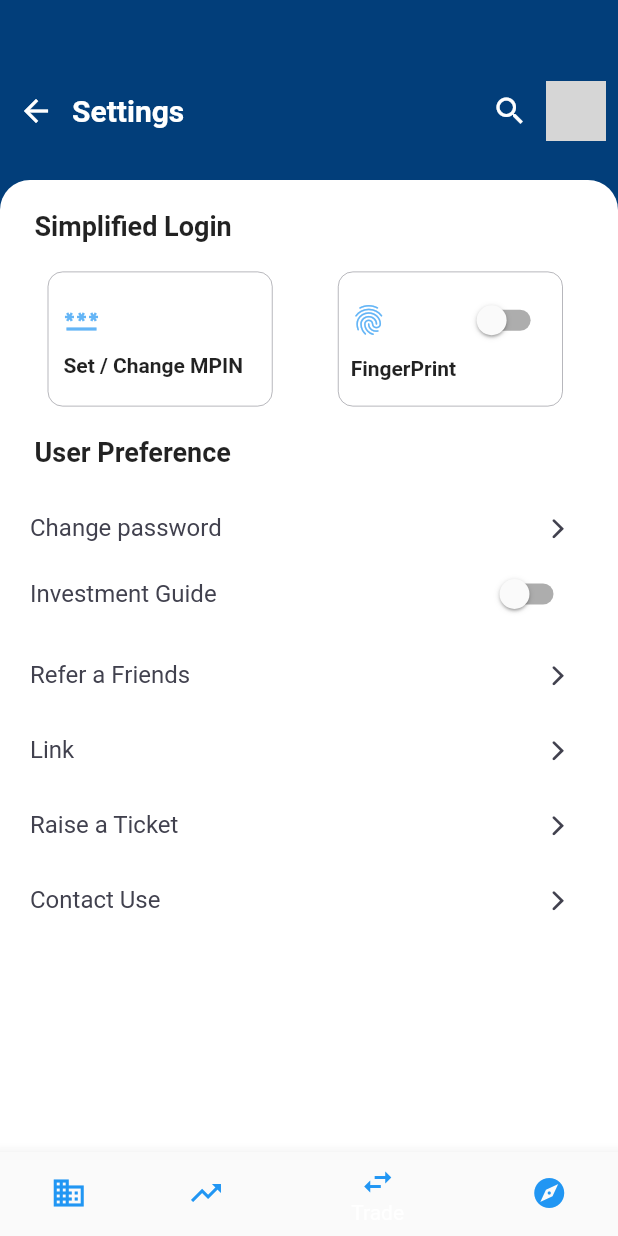
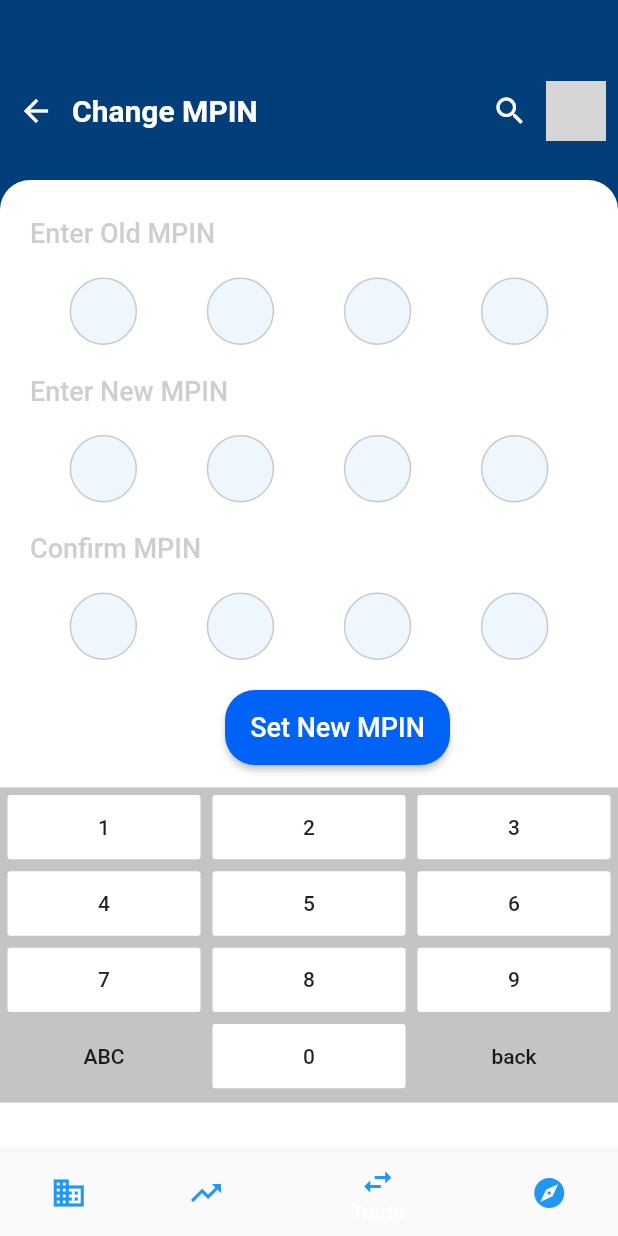
Before and after one commit to kambleaniket054/demo_git, a Flutter app: the screen it shows after launch, item 3 of the bottom bar chosen, on a phone screen of 412 x 824 dp. Run offline on Flutter 3.47's test engine with Material 2 defaults, Android fonts, the phone set to English and light mode, and no system bars; drawn by our look-alikes of badges; network calls fail; Roboto replaces fonts that are missing (Robot); grey boxes are pictures that could not be loaded.

Commit message:
forth upload

```diff
--- a/lib/main.dart
+++ b/lib/main.dart
@@ -1,4 +1,5 @@
 import 'package:demo_flutter_app/MyHomePage.dart';
+import 'package:demo_flutter_app/pinchange.dart';
 import 'package:demo_flutter_app/productdata.dart';
 import 'package:flutter/cupertino.dart';
 import 'package:flutter/material.dart';
@@ -41,9 +42,9 @@ class Navigation extends StatefulWidget {
 class NavigationState extends State<Navigation> {
 int selectIndex = 0;
   List items = [
-   MyHomePage(),
-  productdata(),
+    MyHomePage(),
     productdata(),
+    pinchange(),
     productdata(),
   ];
 
--- /dev/null
+++ b/lib/pinchange.dart
@@ -0,0 +1,542 @@
+
+
+import 'package:flutter/cupertino.dart';
+import 'package:flutter/material.dart';
+import 'package:flutter/painting.dart';
+import 'package:flutter/rendering.dart';
+import 'package:flutter/services.dart';
+import 'package:badges/badges.dart';
+
+
+
+class pinchange extends StatefulWidget {
+
+  @override
+  pinchangestate createState() => pinchangestate();
+}
+
+
+
+class pinchangestate extends State<pinchange> {
+
+
+  @override
+  Widget build(BuildContext context) {
+ int n=0;
+    return Scaffold(
+
+      body: Stack(
+        alignment: AlignmentDirectional.topStart,
+        fit:StackFit.expand,
+        clipBehavior: Clip.none,
+        children:<Widget> [
+          Container(
+            height: 150.0,
+            color: Color(0Xff023e7a),
+            child: Column(
+              mainAxisAlignment: MainAxisAlignment.start,
+              children: [
+                Padding(
+                  padding: const EdgeInsets.only(top: 50.0),
+                  child: Row(
+                    mainAxisAlignment: MainAxisAlignment.spaceBetween,
+                    children: [
+                      Row(
+                        children: [
+                          IconButton(onPressed:(){}, icon: Icon(Icons.arrow_back, color: Colors.white,size: 24,),),
+                          Text('Change MPIN', style: TextStyle(fontFamily: 'Robot', fontWeight: FontWeight.w700,color: Colors.white,fontSize: 20),),
+                        ],
+                      ),
+                      Padding(
+                        padding: const EdgeInsets.only(right: 8.0),
+                        child: Row(
+                          mainAxisAlignment: MainAxisAlignment.spaceAround,
+                          children: [
+                            IconButton(onPressed: (){}, icon: Icon(Icons.search, color: Colors.white,size: 24,),),
+                            Badge(
+                              padding: EdgeInsets.all(6.0),
+                              position: BadgePosition.topEnd(top: 1.5,end: 2),
+                              badgeColor: Colors.white,
+                              animationType: BadgeAnimationType.scale,
+                              elevation: 0.0,
+                              borderSide: BorderSide(
+                                color: Color(0Xff023e7a),
+                                width: 1.9,
+                              ),
+                              child: CircleAvatar(backgroundImage: NetworkImage("https://bjedrocha.com/images/posts/gmail-style-avatars/avatar.png",),
+                              ),
+                            ),
+
+                          ],
+                        ),
+                      ),
+                    ],
+                  ),
+                ),
+              ],
+            ),
+          ),
+          Positioned(
+            top: 120.0,
+            bottom: 0.0,
+            child:
+            Container(
+              padding: EdgeInsets.only(top: 20.0),
+              width: MediaQuery.of(context).size.width,
+              decoration: BoxDecoration(
+                color: Colors.white,
+                borderRadius: BorderRadius.only(topRight: Radius.circular(20.0),topLeft: Radius.circular(20.0),),
+              ),
+              child:SingleChildScrollView(
+                scrollDirection: Axis.vertical,
+                child: Column(
+                  crossAxisAlignment: CrossAxisAlignment.start,
+                  children: [
+                    SizedBox(
+                      height: 5.0,
+                    ),
+                    Container(
+                        height: 20.0,
+                       padding: EdgeInsets.only(right: 10.0,left: 20.0),
+                       //color: Colors.blue,
+                       width: MediaQuery.of(context).size.width,
+                        child:Text("Enter Old MPIN", style: TextStyle(
+                          fontFamily: 'Roboto',
+                          fontWeight: FontWeight.w500,
+                          fontSize: 18,
+                          color: Colors.grey.withOpacity(0.5),
+
+                        ),),
+                      ),
+                    SizedBox(
+                      height: 20.0,
+                    ),
+                    Container(
+                    child: Row(
+                      mainAxisAlignment: MainAxisAlignment.spaceEvenly,
+                      children: [
+                        Container(
+                          width:45.0,
+                          height: 45.0,
+                          decoration: BoxDecoration(
+                            shape: BoxShape.circle,
+                            color: Colors.blue.shade50.withOpacity(0.6),
+                            border: Border.all(
+                              color: Colors.grey.shade500.withOpacity(0.5),
+                            ),
+                          ),
+                         // padding: EdgeInsets.all(10.0),
+                          child: Align(
+                            alignment: Alignment.center,
+                            child: TextField(
+                              readOnly: true,
+                              showCursor: true,
+                              keyboardType: TextInputType.number,
+                             maxLength: 1,
+                              decoration: InputDecoration(
+                                counterText: "",
+                              border: InputBorder.none
+                              ),
+                              textAlign: TextAlign.center,
+                              textInputAction: TextInputAction.next,
+                              ),
+                            ),
+                          ),
+                        Container(
+                          width:45.0,
+                          height: 45.0,
+                          decoration: BoxDecoration(
+                            shape: BoxShape.circle,
+                            color: Colors.blue.shade50.withOpacity(0.6),
+                            border: Border.all(
+                              color: Colors.grey.shade500.withOpacity(0.5),
+                            ),
+                          ),
+                          // padding: EdgeInsets.all(10.0),
+                          child: Align(
+                            alignment: Alignment.center,
+                            child: TextField(
+                              readOnly: true,
+                              showCursor: true,
+                              keyboardType: TextInputType.number,
+                              maxLength: 1,
+                              decoration: InputDecoration(
+                                  counterText: "",
+                                  border: InputBorder.none
+                              ),
+                              textAlign: TextAlign.center,
+                              textInputAction: TextInputAction.next,
+                            ),
+                          ),
+                        ),
+                        Container(
+                          width:45.0,
+                          height: 45.0,
+                          decoration: BoxDecoration(
+                            shape: BoxShape.circle,
+                            color: Colors.blue.shade50.withOpacity(0.6),
+                            border: Border.all(
+                              color: Colors.grey.shade500.withOpacity(0.5),
+                            ),
+                          ),
+                          // padding: EdgeInsets.all(10.0),
+                          child: Align(
+                            alignment: Alignment.center,
+                            child: TextField(
+                              keyboardType: TextInputType.number,
+                              maxLength: 1,
+                              decoration: InputDecoration(
+                                  counterText: "",
+                                  border: InputBorder.none
+                              ),
+                              textAlign: TextAlign.center,
+                              textInputAction: TextInputAction.next,
+                            ),
+                          ),
+                        ),
+                        Container(
+                          width:45.0,
+                          height: 45.0,
+                          decoration: BoxDecoration(
+                            shape: BoxShape.circle,
+                            color: Colors.blue.shade50.withOpacity(0.6),
+                            border: Border.all(
+                              color: Colors.grey.shade500.withOpacity(0.5),
+                            ),
+                          ),
+                          // padding: EdgeInsets.all(10.0),
+                          child: Align(
+                            alignment: Alignment.center,
+                            child: TextField(
+                              keyboardType: TextInputType.number,
+                              maxLength: 1,
+                              decoration: InputDecoration(
+                                  counterText: "",
+                                  border: InputBorder.none
+                              ),
+                              textAlign: TextAlign.center,
+                              textInputAction: TextInputAction.next,
+                            ),
+                          ),
+                        ),
+
+                      ],
+                    ),
+                  ),
+                    SizedBox(
+                      height: 20.0,
+                    ),
+                    Container(
+                      height: 20.0,
+                      //color: Colors.blue,
+                      padding: EdgeInsets.only(right: 10.0,left: 20.0),
+                      width: MediaQuery.of(context).size.width,
+                      child:Text("Enter New MPIN", style: TextStyle(
+                        fontFamily: 'Roboto',
+                        fontWeight: FontWeight.w500,
+                        fontSize: 18,
+                        color: Colors.grey.withOpacity(0.5),
+
+                      ),),
+                    ),
+                    SizedBox(
+                      height: 20.0,
+                    ),
+                    Container(
+                      child: Row(
+                        mainAxisAlignment: MainAxisAlignment.spaceEvenly,
+                        children: [
+                          Container(
+                            width:45.0,
+                            height: 45.0,
+                            decoration: BoxDecoration(
+                              shape: BoxShape.circle,
+                              color: Colors.blue.shade50.withOpacity(0.6),
+                              border: Border.all(
+                                color: Colors.grey.shade500.withOpacity(0.5),
+                              ),
+                            ),
+                            // padding: EdgeInsets.all(10.0),
+                            child: Align(
+                              alignment: Alignment.center,
+                              child: TextField(
+                                keyboardType: TextInputType.number,
+                                maxLength: 1,
+                                decoration: InputDecoration(
+                                    counterText: "",
+                                    border: InputBorder.none
+                                ),
+                                textAlign: TextAlign.center,
+                                textInputAction: TextInputAction.next,
+                              ),
+                            ),
+                          ),
+                          Container(
+                            width:45.0,
+                            height: 45.0,
+                            decoration: BoxDecoration(
+                              shape: BoxShape.circle,
+                              color: Colors.blue.shade50.withOpacity(0.6),
+                              border: Border.all(
+                                color: Colors.grey.shade500.withOpacity(0.5),
+                              ),
+                            ),
+                            // padding: EdgeInsets.all(10.0),
+                            child: Align(
+                              alignment: Alignment.center,
+                              child: TextField(
+                                keyboardType: TextInputType.number,
+                                maxLength: 1,
+                                decoration: InputDecoration(
+                                    counterText: "",
+                                    border: InputBorder.none
+                                ),
+                                textAlign: TextAlign.center,
+                                textInputAction: TextInputAction.next,
+                              ),
+                            ),
+                          ),
+                          Container(
+                            width:45.0,
+                            height: 45.0,
+                            decoration: BoxDecoration(
+                              shape: BoxShape.circle,
+                              color: Colors.blue.shade50.withOpacity(0.6),
+                              border: Border.all(
+                                color: Colors.grey.shade500.withOpacity(0.5),
+                              ),
+                            ),
+                            // padding: EdgeInsets.all(10.0),
+                            child: Align(
+                              alignment: Alignment.center,
+                              child: TextField(
+                                keyboardType: TextInputType.number,
+                                maxLength: 1,
+                                decoration: InputDecoration(
+                                    counterText: "",
+                                    border: InputBorder.none
+                                ),
+                                textAlign: TextAlign.center,
+                                textInputAction: TextInputAction.next,
+                              ),
+                            ),
+                          ),
+                          Container(
+                            width:45.0,
+                            height: 45.0,
+                            decoration: BoxDecoration(
+                              shape: BoxShape.circle,
+                              color: Colors.blue.shade50.withOpacity(0.6),
+                              border: Border.all(
+                                color: Colors.grey.shade500.withOpacity(0.5),
+                              ),
+                            ),
+                            // padding: EdgeInsets.all(10.0),
+                            child: Align(
+                              alignment: Alignment.center,
+                              child: TextField(
+                                keyboardType: TextInputType.number,
+                                maxLength: 1,
+                                decoration: InputDecoration(
+                                    counterText: "",
+                                    border: InputBorder.none
+                                ),
+                                textAlign: TextAlign.center,
+                                textInputAction: TextInputAction.next,
+                              ),
+                            ),
+                          ),
+
+                        ],
+                      ),
+                    ),
+                   SizedBox(
+                    height: 20.0,
+                    ),
+                    Container(
+                      height: 20.0,
+                      padding: EdgeInsets.only(right: 10.0,left: 20.0),
+                      //color: Colors.blue,
+                      width: MediaQuery.of(context).size.width,
+                      child:Text("Confirm MPIN", style: TextStyle(
+                        fontFamily: 'Roboto',
+                        fontWeight: FontWeight.w500,
+                        fontSize: 18,
+                        color: Colors.grey.withOpacity(0.5),
+
+                      ),),
+                    ),
+                    SizedBox(
+                      height: 20.0,
+                    ),
+                    Container(
+                      child: Row(
+                        mainAxisAlignment: MainAxisAlignment.spaceEvenly,
+                        children: [
+                          Container(
+                            width:45.0,
+                            height: 45.0,
+                            decoration: BoxDecoration(
+                              shape: BoxShape.circle,
+                              color: Colors.blue.shade50.withOpacity(0.6),
+                              border: Border.all(
+                                color: Colors.grey.shade500.withOpacity(0.5),
+                              ),
+                            ),
+                            // padding: EdgeInsets.all(10.0),
+                            child: Align(
+                              alignment: Alignment.center,
+                              child: TextField(
+                                keyboardType: TextInputType.number,
+                                maxLength: 1,
+                                decoration: InputDecoration(
+                                    counterText: "",
+                                    border: InputBorder.none
+                                ),
+                                textAlign: TextAlign.center,
+                                textInputAction: TextInputAction.next,
+                              ),
+                            ),
+                          ),
+                          Container(
+                            width:45.0,
+                            height: 45.0,
+                            decoration: BoxDecoration(
+                              shape: BoxShape.circle,
+                              color: Colors.blue.shade50.withOpacity(0.6),
+                              border: Border.all(
+                                color: Colors.grey.shade500.withOpacity(0.5),
+                              ),
+                            ),
+                            // padding: EdgeInsets.all(10.0),
+                            child: Align(
+                              alignment: Alignment.center,
+                              child: TextField(
+                                keyboardType: TextInputType.number,
+                                maxLength: 1,
+                                decoration: InputDecoration(
+                                    counterText: "",
+                                    border: InputBorder.none
+                                ),
+                                textAlign: TextAlign.center,
+                                textInputAction: TextInputAction.next,
+                              ),
+                            ),
+                          ),
+                          Container(
+                            width:45.0,
+                            height: 45.0,
+                            decoration: BoxDecoration(
+                              shape: BoxShape.circle,
+                              color: Colors.blue.shade50.withOpacity(0.6),
+                              border: Border.all(
+                                color: Colors.grey.shade500.withOpacity(0.5),
+                              ),
+                            ),
+                            // padding: EdgeInsets.all(10.0),
+                            child: Align(
+                              alignment: Alignment.center,
+                              child: TextField(
+                                keyboardType: TextInputType.number,
+                                maxLength: 1,
+                                decoration: InputDecoration(
+                                    counterText: "",
+                                    border: InputBorder.none
+                                ),
+                                textAlign: TextAlign.center,
+                                textInputAction: TextInputAction.next,
+                              ),
+                            ),
+                          ),
+                          Container(
+                            width:45.0,
+                            height: 45.0,
+                            decoration: BoxDecoration(
+                              shape: BoxShape.circle,
+                              color: Colors.blue.shade50.withOpacity(0.6),
+                              border: Border.all(
+                                color: Colors.grey.shade500.withOpacity(0.5),
+                              ),
+                            ),
+                            // padding: EdgeInsets.all(10.0),
+                            child: Align(
+                              alignment: Alignment.center,
+                              child: TextField(
+                                keyboardType: TextInputType.number,
+                                maxLength: 1,
+                                decoration: InputDecoration(
+                                    counterText: "",
+                                    border: InputBorder.none
+                                ),
+                                textAlign: TextAlign.center,
+                                textInputAction: TextInputAction.next,
+                              ),
+                            ),
+                          ),
+
+
+                        ],
+                      ),
+                    ),
+                    SizedBox(
+                      height: 20.0,
+                    ),
+                    Padding(
+                      padding: const EdgeInsets.only(left:150.0,bottom: 15.0),
+                      child: Container(
+                        width: 150,
+                        height: 50,
+                        child: MaterialButton(
+                          shape: RoundedRectangleBorder(
+                            borderRadius: BorderRadius.circular(20.0),
+                          ),
+                          onPressed: (){},
+                          child: Text("Set New MPIN", style: TextStyle(
+                            fontFamily: 'Roboto',
+                            fontWeight: FontWeight.w500,
+                            fontSize: 18,
+                            color: Colors.white,
+
+                          ),),
+                          color: Color(0Xff0063f5),
+                        ),
+                      ),
+                    ),
+                    Container(
+                      height: 210.0,
+                      color: Color(0Xffc4c4c4),
+                     // padding: EdgeInsets.only(top: 20.0,),
+                      width: MediaQuery.of(context).size.width,
+                      child: GridView.count(crossAxisCount: 3,
+                      padding: EdgeInsets.all(5.0),
+                      physics: NeverScrollableScrollPhysics(),
+                      mainAxisSpacing: 8.0,
+                      crossAxisSpacing: 8.0,
+                      shrinkWrap: true,
+                      childAspectRatio: 3.0,
+                      children: [
+                        FlatButton(height: 20.0,onPressed: (){}, child: Text("1"),color: Colors.white,),
+                        FlatButton(onPressed: (){}, child: Text("2"),color: Colors.white,),
+                        FlatButton(onPressed: (){}, child: Text("3"),color: Colors.white,),
+                        FlatButton(onPressed: (){}, child: Text("4"),color: Colors.white,),
+                        FlatButton(onPressed: (){}, child: Text("5"),color: Colors.white,),
+                        FlatButton(onPressed: (){}, child: Text("6"),color: Colors.white,),
+                        FlatButton(onPressed: (){}, child: Text("7"),color: Colors.white,),
+                        FlatButton(onPressed: (){}, child: Text("8"),color: Colors.white,),
+                        FlatButton(onPressed: (){}, child: Text("9"),color: Colors.white,),
+                        FlatButton(onPressed: (){}, child: Text("ABC"),),
+                        FlatButton(onPressed: (){}, child: Text("0"),color: Colors.white,),
+                        FlatButton(onPressed: (){}, child: Text("back"),),
+
+                      ],)
+                    ),
+                  ],
+                ),
+              ),
+            ),
+          ),
+        ],
+      ),
+    );
+  }
+}
```
